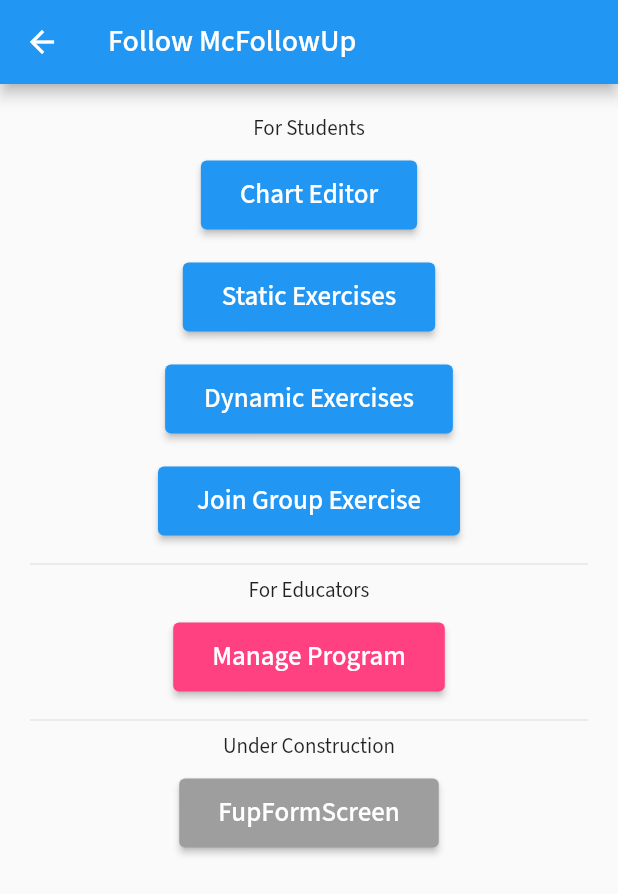
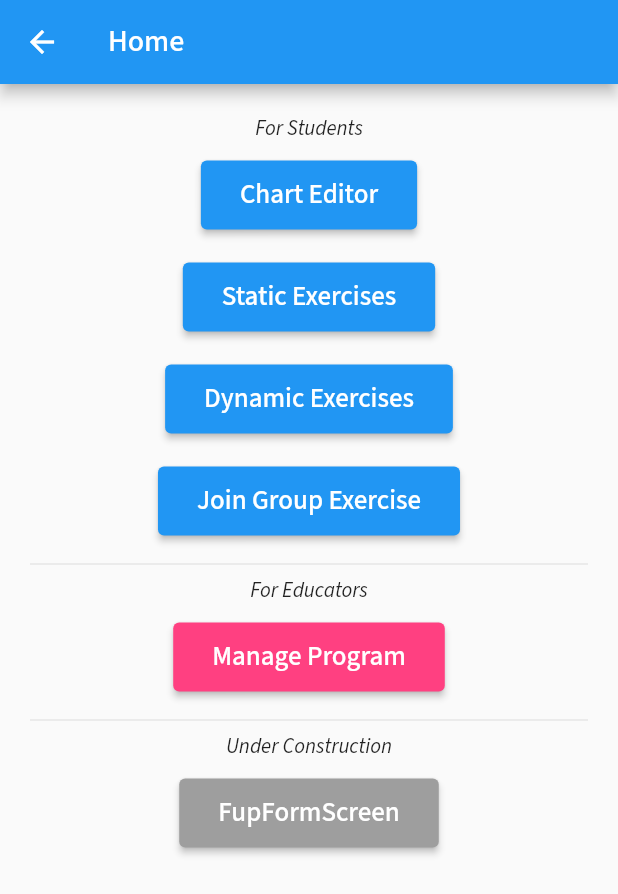
Before and after one commit to GoForthTechnology/FollowMcFollowUp, a Flutter app: the HomeScreen screen opened by its route, on a phone screen of 412 x 824 dp. Shown: the top 894 px of the screen. Run offline on Flutter 3.47's test engine with Material 2 defaults, Android fonts, the phone set to English and light mode, and no system bars; our stand-ins replace auto_route, firebase_analytics, firebase_core, google_fonts, loggy; missing offline and left inert: file_selector, time_machine; accounts and stored records are empty; statements that could not run were skipped.

Commit message:
Change name of the app.

```diff
--- a/lib/main.dart
+++ b/lib/main.dart
@@ -46,7 +46,7 @@ class MyApp extends StatelessWidget {
         ChangeNotifierProvider.value(value: ProgramListViewModel()),
       ], child: MaterialApp.router(
       debugShowCheckedModeBanner: false,
-      title: 'Follow McFollowUp',
+      title: 'FCP Classroom',
       theme: ThemeData(
         textTheme: GoogleFonts.sourceSans3TextTheme(
           Theme.of(context).textTheme,
--- a/lib/view/screens/home_screen.dart
+++ b/lib/view/screens/home_screen.dart
@@ -16,20 +16,20 @@ class HomeScreen extends ScreenWidget {
     logScreenView("HomeScreen");
     return Scaffold(
       appBar: AppBar(
-        title: const Text("Follow McFollowUp"),
+        title: const Text("Home"),
       ),
       body: Center(child: Padding(padding: const EdgeInsets.all(20), child: Column(
         children: [
-          const Text("For Students"),
+          const Text("For Students", style: TextStyle(fontStyle: FontStyle.italic)),
           openChartEditor(context),
           staticExercises(context),
           dynamicExercises(context),
           joinExercise(context),
           const Divider(),
-          const Text("For Educators"),
+          const Text("For Educators", style: TextStyle(fontStyle: FontStyle.italic)),
           manageProgram(context),
           const Divider(),
-          const Text("Under Construction"),
+          const Text("Under Construction", style: TextStyle(fontStyle: FontStyle.italic)),
           openFollowUpForm(context),
           // TODO: re-enable once the reporting user is set up
           //reportIssue(context),
--- a/lib/view/screens/landing_screen.dart
+++ b/lib/view/screens/landing_screen.dart
@@ -13,7 +13,7 @@ class LandingScreen extends ScreenWidget {
     var formKey = GlobalKey<FormState>();
     return Scaffold(
       appBar: AppBar(
-        title: const Text("Follow McFollowUp"),
+        title: const Text("FCP Classroom"),
       ),
       body: Center(child: Padding(padding: const EdgeInsets.all(20), child: Column(
         children: [
```
